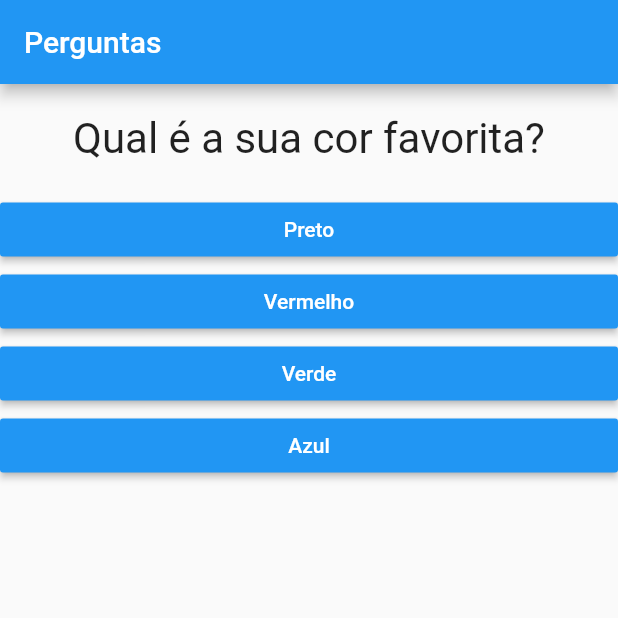
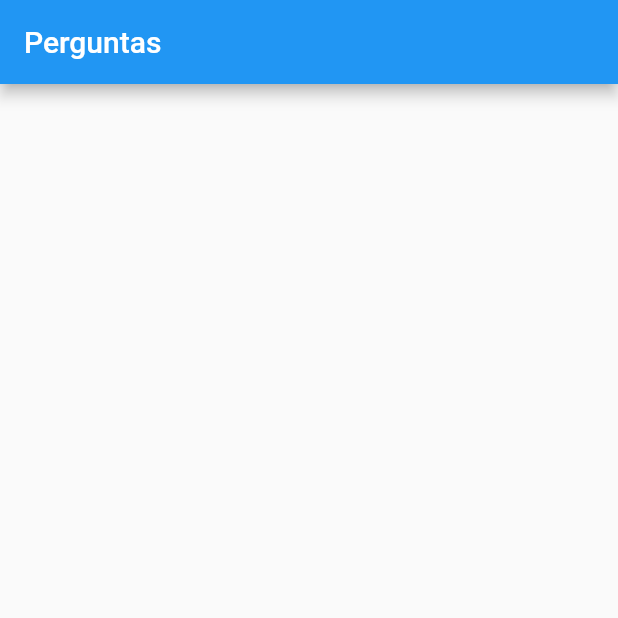
Before and after one commit to carlosrjr/projeto_perguntas, a Flutter app: the screen it shows after launch, after a tap on "Preto", after a tap on "Cobra", after a tap on "Leo", on a phone screen of 412 x 824 dp, the top half of it. Run offline on Flutter 3.47's test engine with Material 2 defaults, Android fonts, the phone set to English and light mode, and no system bars.

```diff
--- a/lib/main.dart
+++ b/lib/main.dart
@@ -6,7 +6,7 @@ main() => runApp(PerguntaApp());
 
 class _PerguntaAppState extends State<PerguntaApp> {
   var _perguntaSelecionada = 0;
-  final List<Map<String, Object>> perguntas = [
+  final List<Map<String, Object>> _perguntas = const [
     {
       'texto': 'Qual é a sua cor favorita?',
       'respostas': ['Preto', 'Vermelho', 'Verde', 'Azul']
@@ -22,30 +22,41 @@ class _PerguntaAppState extends State<PerguntaApp> {
   ];
 
   void _responder() {
+    if (temPerguntaSelecionada) {
       setState(() {
         _perguntaSelecionada++;
-      _perguntaSelecionada = _perguntaSelecionada % perguntas.length;
       });
+    }
+  }
+
+  bool get temPerguntaSelecionada {
+    return _perguntaSelecionada < _perguntas.length;
   }
 
   @override
   Widget build(BuildContext context) {
-
-    List<String> respostas = perguntas[_perguntaSelecionada]['respostas'];
+    List<String> respostas = temPerguntaSelecionada
+        ? _perguntas[_perguntaSelecionada]['respostas']
+        : null;
 
     return MaterialApp(
       home: Scaffold(
         appBar: AppBar(
           title: Text("Perguntas"),
         ),
-        body: Column(
+        body: temPerguntaSelecionada
+            ? Column(
                 children: <Widget>[
-            Questao(perguntas[_perguntaSelecionada]['texto']),
+                  Questao(_perguntas[_perguntaSelecionada]['texto']),
                   ...respostas
-              .map((t) => Resposta( texto: t,  quandoSelecionado: _responder,))
+                      .map((t) => Resposta(
+                            texto: t,
+                            quandoSelecionado: _responder,
+                          ))
                       .toList(),
                 ],
-        ),
+              )
+            : null,
       ),
     );
   }
```
Lines whose indentation alone changed are shown as unchanged.
